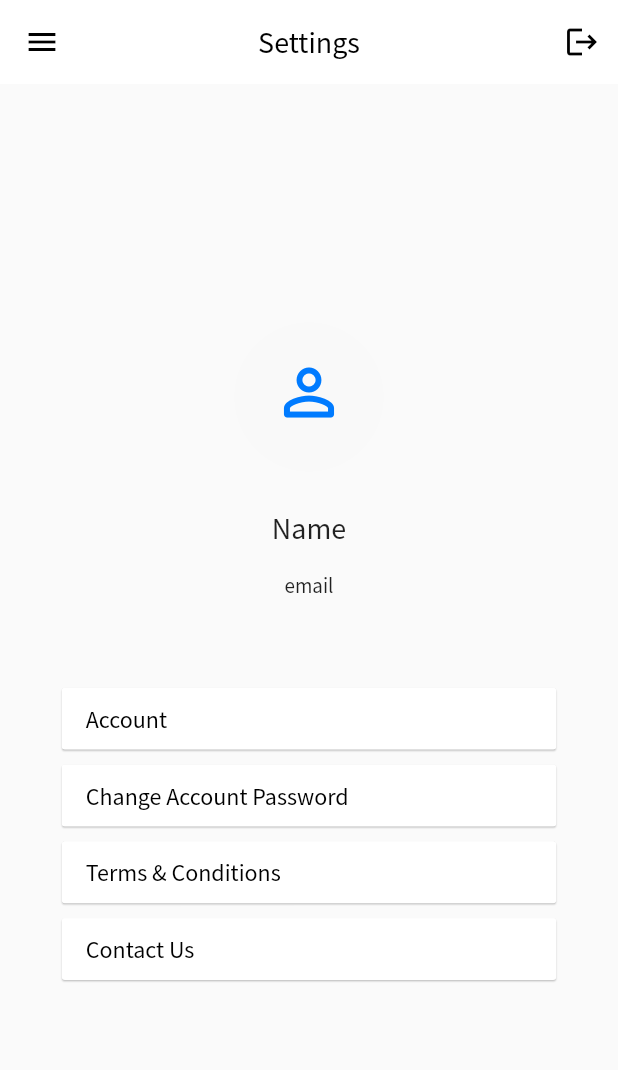
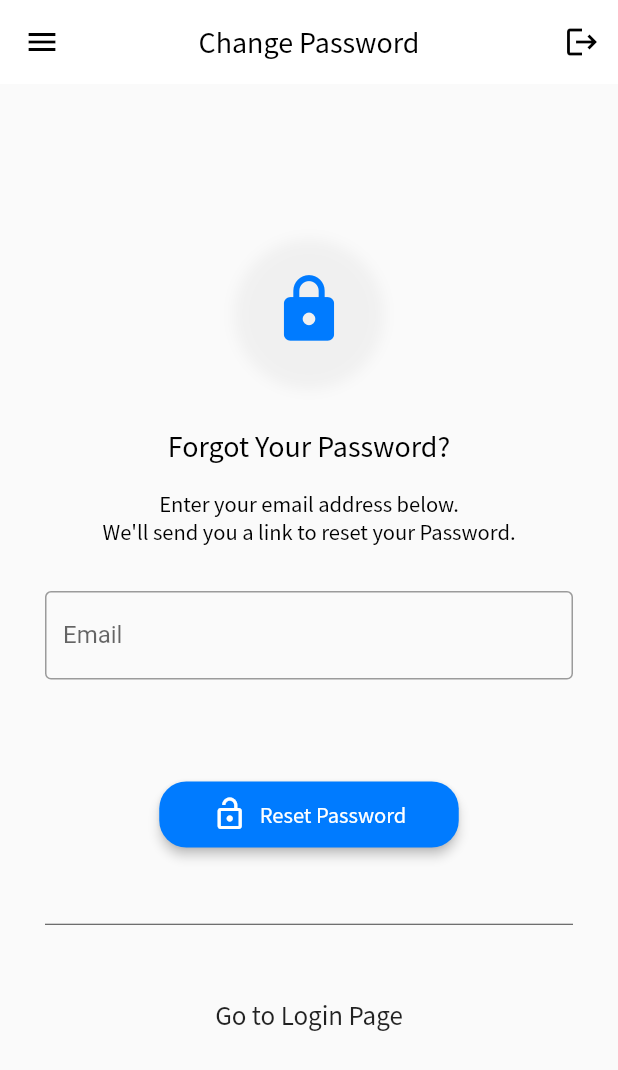
Before and after one commit to faseeh1999/FindMySchool, a Flutter app: the SettingsScreen screen opened directly, after a tap on "Change Account Password", on a phone screen of 412 x 824 dp. Shown: the top 1070 px of the screen. Run offline on Flutter 3.47's test engine with Material 2 defaults, Android fonts, the phone set to English and light mode, and no system bars; our stand-ins replace animated_text_kit, bottom_navy_bar, cloud_firestore, firebase_auth, firebase_core, form_validator and 6 more; accounts and stored records are empty.

Commit message:
Chnage Password Added
Started UI for Change Password.

```diff
--- a/lib/main.dart
+++ b/lib/main.dart
@@ -19,7 +19,7 @@ class MyApp extends StatelessWidget {
     });
     return MaterialApp(
       debugShowCheckedModeBanner: false,
-      home: SettingsScreen(),
+      home: Splash(),
 
     );
   }
--- /dev/null
+++ b/lib/screens/changePassword.dart
@@ -0,0 +1,291 @@
+import 'package:FindMySchool/screens/login.dart';
+import 'package:FindMySchool/theme/colors.dart';
+import 'package:FindMySchool/theme/text.dart';
+import 'package:flutter/material.dart';
+import 'package:form_validator/form_validator.dart';
+import 'package:page_transition/page_transition.dart';
+import 'package:firebase_auth/firebase_auth.dart';
+import 'package:shared_preferences/shared_preferences.dart';
+
+class ChangePassword extends StatefulWidget {
+
+  @override
+  _ChangePasswordState createState() => _ChangePasswordState();
+}
+
+class _ChangePasswordState extends State<ChangePassword> {
+  GlobalKey<FormState> _form = GlobalKey<FormState>();
+
+  final TextEditingController _email = TextEditingController();
+  bool _validate() {
+    return _form.currentState.validate();
+  }
+
+
+
+
+
+
+  final validateEmail = ValidationBuilder()
+      .required("This Field is Required")
+      .email()
+      .maxLength(50)
+      .build();
+
+
+
+  // Password Reset Function
+
+  final FirebaseAuth _auth = FirebaseAuth.instance;
+
+  Future SendresetPasswordEmail(String email) async{
+
+
+
+    return _auth.sendPasswordResetEmail(email: email);
+
+
+
+
+
+
+  }
+
+
+
+
+
+
+
+
+  @override
+  Widget build(BuildContext context) {
+    Size size = MediaQuery.of(context).size;
+    return Scaffold(
+      appBar: AppBar(
+        actions: [
+          IconButton(
+            icon: Icon(
+              Icons.logout,
+              color: Colors.black,
+            ),
+            onPressed: () {
+              Widget LogoutButton = FlatButton(
+                child: Text("Logout"),
+                onPressed: () async {
+                  final SharedPreferences sharedPreferences =
+                  await SharedPreferences.getInstance();
+                  sharedPreferences.remove('email');
+                  sharedPreferences.remove('token');
+
+                  try {
+                    await FirebaseAuth.instance.signOut();
+                  } catch (e) {
+                    print(e);
+                  }
+                  Navigator.pushAndRemoveUntil(
+                      context,
+                      PageTransition(
+                          type: PageTransitionType.fade,
+                          duration: Duration(milliseconds: 300),
+                          child: LoginScreen()),
+                          (route) => false);
+                },
+              );
+
+              Widget CancelButton = FlatButton(
+                child: Text("No"),
+                onPressed: () => Navigator.of(context).pop(),
+              );
+
+              // set up the AlertDialog
+              AlertDialog alert = AlertDialog(
+                title: Text("Confirm Logout"),
+                content: Text("Are you sure you want to Logout?"),
+                actions: [
+                  CancelButton,
+                  LogoutButton,
+                ],
+              );
+              // show the dialog
+              showDialog(
+                context: context,
+                builder: (BuildContext context) {
+                  return alert;
+                },
+              );
+            },
+          )
+        ],
+        leading: Icon(
+          Icons.menu_sharp,
+          color: Colors.black,
+        ),
+        elevation: 0.0,
+        backgroundColor: Colors.white,
+        title: Text(
+          "Change Password",
+          style: TextStyle(
+              color: Colors.black,
+              fontFamily: "ss"
+          ),
+        ),
+        centerTitle: true,
+      ),
+      body: Center(
+        child: SingleChildScrollView(
+          child: Column(
+            mainAxisAlignment: MainAxisAlignment.start,
+            crossAxisAlignment: CrossAxisAlignment.center,
+            children: [
+
+              Container(
+                padding: EdgeInsets.all(20.0),
+                decoration: BoxDecoration(
+                  color: Colors.transparent,
+                  boxShadow: [
+                    BoxShadow(
+                      color: Colors.grey[200].withOpacity(0.8),
+                      spreadRadius: 5,
+                      blurRadius: 7,
+                      offset: Offset(0, 3), // changes position of shadow
+                    ),
+                  ],
+                  shape: BoxShape.circle,
+                ),
+                child: Icon(
+                  Icons.lock,
+                  color: iconColor,
+                  size: 50.0,
+                ),
+              ),
+              SizedBox(
+                height: size.height * 0.04,
+              ),
+              Text(
+                "Forgot Your Password?",
+                style: TextStyle(fontFamily: 'ss', fontSize: 20,color: Colors.black),
+              ),
+              SizedBox(
+                height: size.height * 0.02,
+              ),
+              Text(
+                "Enter your email address below.",
+                style: TextStyle(fontFamily: 'ss', fontSize: 15,color: Colors.black),
+              ),
+              //We'll send you a link to reset your Password.
+              Text(
+                "We'll send you a link to reset your Password.",
+                style: TextStyle(fontFamily: 'ss', fontSize: 15,color: Colors.black),
+              ),
+
+              // Login Form Starts from here.
+              Padding(
+                padding: EdgeInsets.all(30.0),
+                child: Form(
+                  key: _form,
+                  child: Column(
+                    children: [
+                      TextFormField(
+                        controller: _email,
+                        autovalidateMode: AutovalidateMode.onUserInteraction,
+                        validator: validateEmail,
+                        decoration: InputDecoration(
+                            labelText: "Email", border: OutlineInputBorder()),
+                      ),
+                      SizedBox(height: size.height * 0.04),
+
+                      SizedBox(height: size.height * 0.04),
+                      RaisedButton.icon(
+                        elevation: 3.0,
+                        onPressed: () {
+
+                          if (_validate() == true) {
+
+                            SendresetPasswordEmail(_email.text);
+
+                            Widget okButton = FlatButton(
+                              child: Text("OK"),
+                              onPressed: () {
+                                Navigator.pushAndRemoveUntil(context,
+
+                                    PageTransition(
+                                        type: PageTransitionType.fade,
+                                        duration: Duration(milliseconds: 500),
+                                        child: LoginScreen())
+
+
+                                    , (route) => false);
+                              },
+                            );
+
+                            // set up the AlertDialog
+                            AlertDialog alert = AlertDialog(
+                              title: Text("Link Sent"),
+                              content: Text("A Password reset link has been sent to your email."),
+                              actions: [
+                                okButton,
+                              ],
+                            );
+                            // show the dialog
+                            showDialog(
+                              context: context,
+                              builder: (BuildContext context) {
+                                return alert;
+                              },
+                            );
+
+                          }
+                        },
+                        shape: RoundedRectangleBorder(
+                            borderRadius:
+                            BorderRadius.all(Radius.circular(18.0))),
+                        label: Text(
+                          'Reset Password',
+                          style: ButtonTextStyle,
+                        ),
+                        icon: Icon(
+                          Icons.lock_open_outlined,
+                          color: Colors.white,
+                        ),
+                        textColor: Colors.white,
+                        splashColor: Colors.blueAccent,
+                        color: buttonColor,
+                        padding: EdgeInsets.only(left: 35.0, right: 35.0, top: 10.0, bottom: 10.0),
+                      ),
+                      SizedBox(height: size.height * 0.01),
+
+                      SizedBox(height: size.height * 0.01),
+
+                      SizedBox(height: size.height * 0.03),
+                      Divider(
+                        color: Colors.grey[800],
+                      ),
+                      SizedBox(height: size.height * 0.05),
+                      GestureDetector(
+                          onTap: () {
+                            Navigator.pushAndRemoveUntil(
+                                context,
+                                PageTransition(
+                                    type: PageTransitionType.fade,
+                                    duration: Duration(milliseconds: 500),
+                                    child: LoginScreen()),(route) => false);
+                          },
+                          child: Text(
+                            "Go to Login Page",
+                            style: TextStyle(
+                              fontSize: 18,
+                              fontFamily: 'ss',
+                            ),
+                          )),
+                    ],
+                  ),
+                ),
+              )
+            ],
+          ),
+        ),
+      ),
+    );
+  }
+}
--- a/lib/screens/settings.dart
+++ b/lib/screens/settings.dart
@@ -1,3 +1,4 @@
+import 'package:FindMySchool/screens/changePassword.dart';
 import 'package:FindMySchool/screens/login.dart';
 import 'package:FindMySchool/theme/colors.dart';
 import 'package:FindMySchool/theme/text.dart';
@@ -188,7 +189,17 @@ class _SettingsScreenState extends State<SettingsScreen> {
                 child: RaisedButton(
                   elevation: 0.5,
                   //padding: EdgeInsets.symmetric(horizontal: size.width*0.35,vertical: size.height*0.02),
-                  onPressed: (){},
+                  onPressed: (){
+
+                    Navigator.push(
+                        context, PageTransition(
+                        child: ChangePassword(),
+                        type: PageTransitionType.fade,
+                        duration: Duration(milliseconds: 300)
+                    )
+                    );
+
+                  },
                   textColor: Colors.black,
                   color: Colors.white,
                   child: Align(
```
Also changed, not shown: lib/screens/bottombar.dart (+23 -0 lines), lib/screens/splash.dart (+8 -8 lines).
